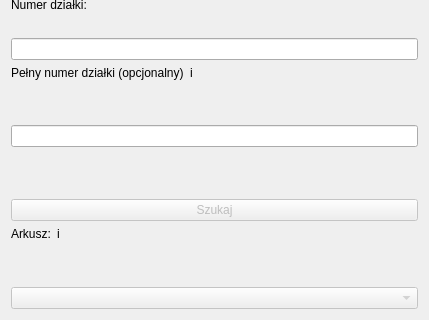
Qt form wyszukiwarka-gugik-uldk/modules/teryt_search/main_base.ui (gis-support/wyszukiwarka-gugik-uldk) before a commit; both pictures show x 0 to 429 and y 383 to 703 of the 429 by 703 pixel window.
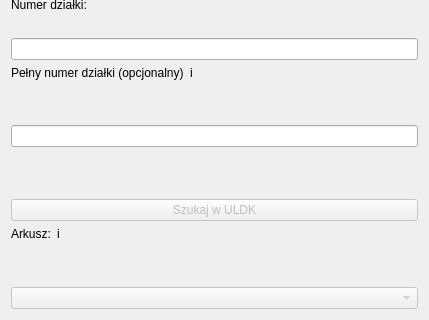
The same form after that commit.

The edit to the form file:
```diff
--- a/wyszukiwarka-gugik-uldk/modules/teryt_search/main_base.ui
+++ b/wyszukiwarka-gugik-uldk/modules/teryt_search/main_base.ui
@@ -160,7 +160,7 @@
       <bool>false</bool>
      </property>
      <property name="text">
-      <string>Szukaj</string>
+      <string>Szukaj w ULDK</string>
      </property>
     </widget>
    </item>
```
